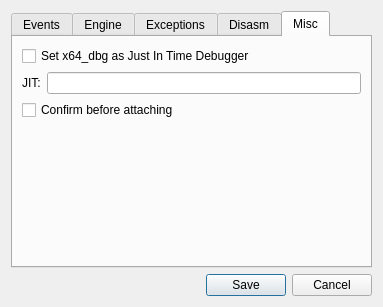
The window that x64_dbg_gui/Project/Src/Gui/SettingsDialog.ui (x64dbg/x64dbg) describes before a commit, drawn with Qt 5.
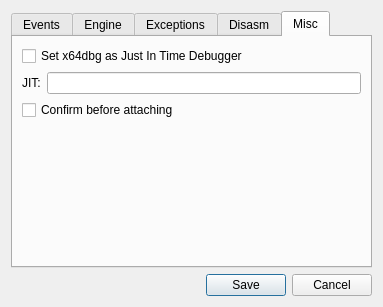
The same window after the commit. The open tabs and pages were chosen to show the change. Icons and pictures are not drawn.

```diff
--- a/x64_dbg_gui/Project/Src/Gui/SettingsDialog.ui
+++ b/x64_dbg_gui/Project/Src/Gui/SettingsDialog.ui
@@ -409,7 +409,7 @@
        <item>
         <widget class="QCheckBox" name="chkSetJIT">
          <property name="text">
-          <string>Set x64_dbg as Just In Time Debugger</string>
+          <string>Set x64dbg as Just In Time Debugger</string>
          </property>
         </widget>
        </item>
```
